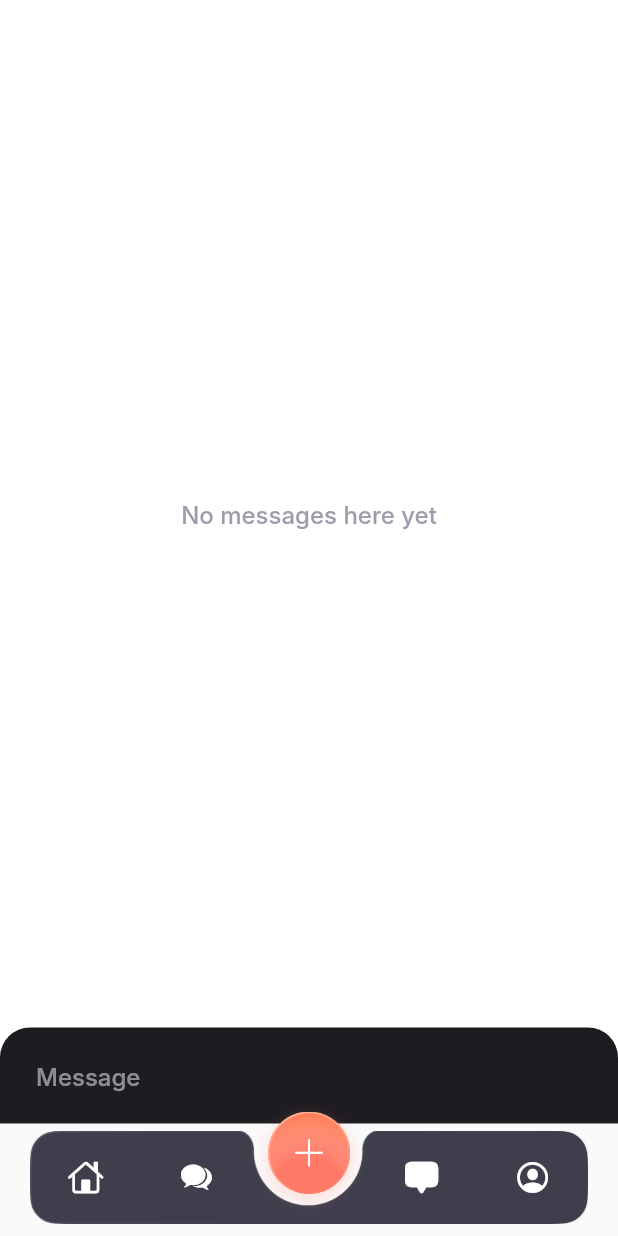
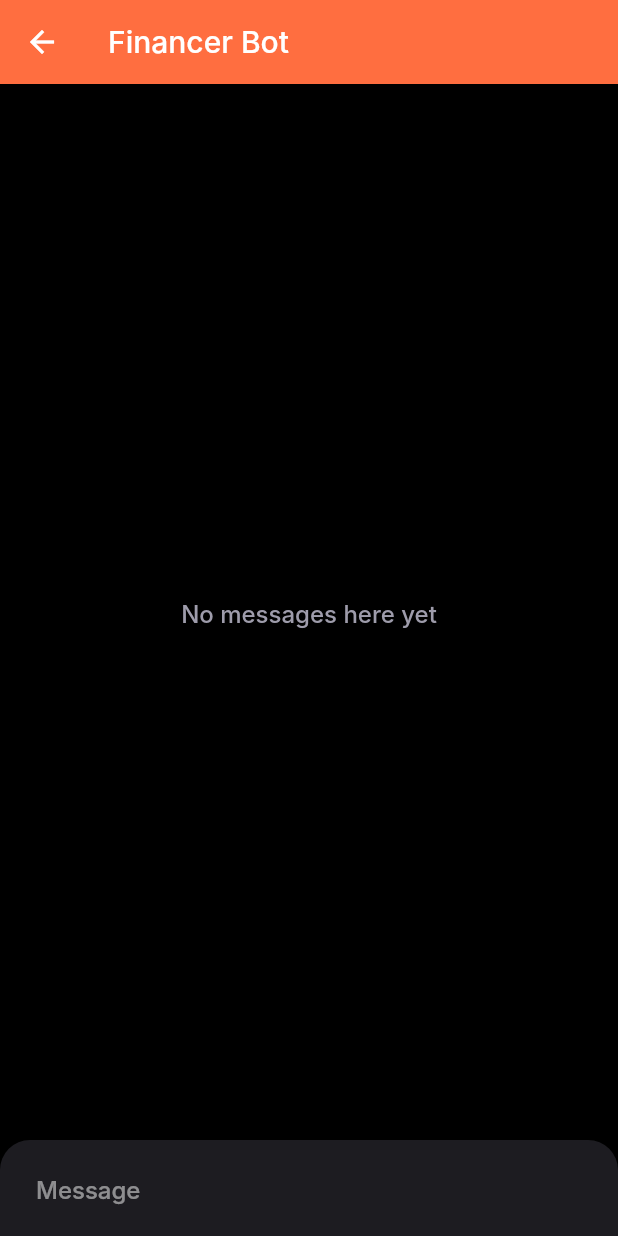
Before and after one commit to abhishek09827/farm_financer, a Flutter app: the MainTabView screen opened directly, item 4 of the bottom bar chosen, on a phone screen of 412 x 824 dp. Run offline on Flutter 3.47's test engine with Material 2 defaults, Android fonts, the phone set to English and light mode, and no system bars; our stand-ins replace cloud_firestore, dotted_border, firebase_auth, firebase_core, fl_chart, flutter_chat_types and 4 more; accounts and stored records are empty; Roboto replaces fonts that are missing (Inter); project files that could hold a hidden picture were left out.

Commit message:
commit added chtBot ui improved

```diff
--- a/lib/screens/chat_page.dart
+++ b/lib/screens/chat_page.dart
@@ -89,9 +89,22 @@ class _ChatPageState extends State<ChatPage> {
   @override
   Widget build(BuildContext context) => Scaffold(
     body: SafeArea(
-      child: Padding(
-        padding: EdgeInsetsDirectional.fromSTEB(0, 0, 0, 75),
-        child: Chat(
+      child: Scaffold(
+      backgroundColor: Colors.black,
+      appBar: AppBar(
+      backgroundColor: Colors.deepOrangeAccent,
+        leading: IconButton(
+          icon: Icon(Icons.arrow_back),
+          onPressed: (){
+            Navigator.pop(context);
+          },
+        ),
+        title: Text("Financer Bot"),
+      ),
+        body: Chat(
+          theme: DefaultChatTheme(
+            backgroundColor: Colors.black
+          ),
           messages: _messages,
           onSendPressed: _handleSendPressed,
           showUserAvatars: true,
--- a/lib/view/main_tab.dart
+++ b/lib/view/main_tab.dart
@@ -85,9 +85,9 @@ class _MainTabViewState extends State<MainTabView> {
                             ),
                             IconButton(
                               onPressed: () {
-                                setState(() {
-                                  selectTab = 2;
-                                });
+                                Navigator.push(context, MaterialPageRoute(
+                                  builder: (context) => ChatPage(),
+                                ));
                               },
                               icon: Icon(CupertinoIcons.bubble_middle_bottom_fill,color: Colors.white,)
                             ),
```
